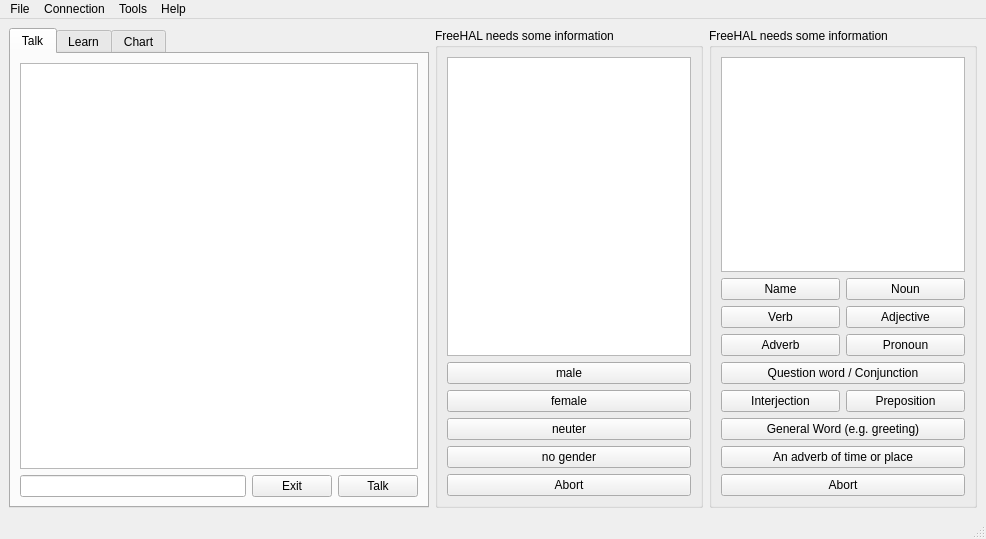
Before: the Qt Designer form hal2009/gui-qt/ui/freehal.ui in leuchtraketen/freehal_main, drawn with Qt 5.
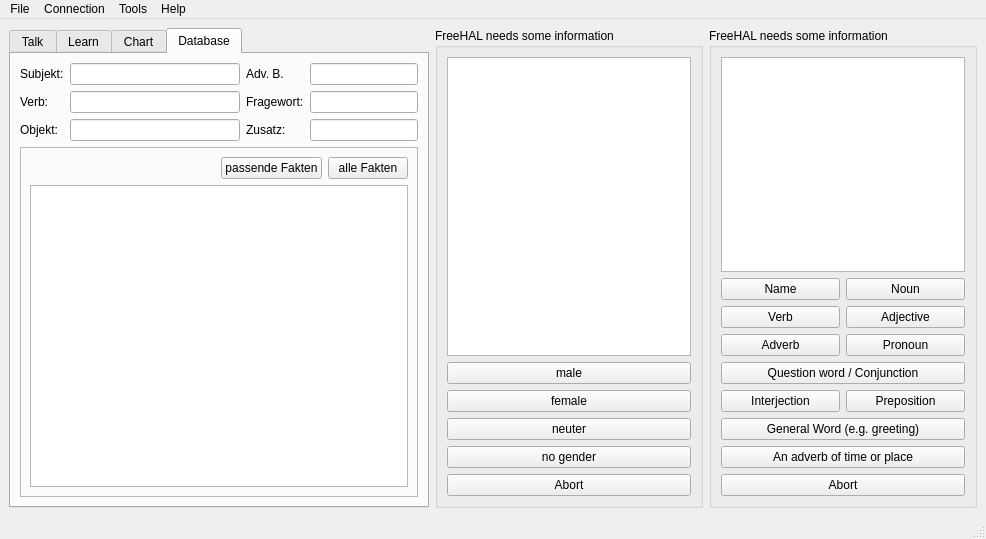
After: the same form once the commit is applied. The open tabs and pages were chosen to show the change. Icons and pictures are not drawn.

```diff
--- a/hal2009/gui-qt/ui/freehal.ui
+++ b/hal2009/gui-qt/ui/freehal.ui
@@ -524,6 +524,142 @@
         </item>
        </layout>
       </widget>
+      <widget class="QWidget" name="Database">
+       <attribute name="title">
+        <string>Database</string>
+       </attribute>
+       <layout class="QGridLayout" name="gridLayout_7">
+        <item row="0" column="0">
+         <widget class="QLabel" name="label_14">
+          <property name="text">
+           <string>Subjekt:</string>
+          </property>
+         </widget>
+        </item>
+        <item row="0" column="1">
+         <widget class="QLineEdit" name="subject"/>
+        </item>
+        <item row="0" column="2">
+         <widget class="QLabel" name="label_12">
+          <property name="text">
+           <string>Adv. B.</string>
+          </property>
+         </widget>
+        </item>
+        <item row="0" column="3">
+         <widget class="QLineEdit" name="adverbs">
+          <property name="sizePolicy">
+           <sizepolicy hsizetype="Fixed" vsizetype="Fixed">
+            <horstretch>0</horstretch>
+            <verstretch>0</verstretch>
+           </sizepolicy>
+          </property>
+         </widget>
+        </item>
+        <item row="1" column="0">
+         <widget class="QLabel" name="label_15">
+          <property name="text">
+           <string>Verb:</string>
+          </property>
+         </widget>
+        </item>
+        <item row="1" column="1">
+         <widget class="QLineEdit" name="verb"/>
+        </item>
+        <item row="1" column="2">
+         <widget class="QLabel" name="label_11">
+          <property name="text">
+           <string>Fragewort:</string>
+          </property>
+         </widget>
+        </item>
+        <item row="1" column="3">
+         <widget class="QLineEdit" name="questionword">
+          <property name="sizePolicy">
+           <sizepolicy hsizetype="Fixed" vsizetype="Fixed">
+            <horstretch>0</horstretch>
+            <verstretch>0</verstretch>
+           </sizepolicy>
+          </property>
+         </widget>
+        </item>
+        <item row="2" column="0">
+         <widget class="QLabel" name="label_13">
+          <property name="text">
+           <string>Objekt:</string>
+          </property>
+         </widget>
+        </item>
+        <item row="2" column="1">
+         <widget class="QLineEdit" name="object"/>
+        </item>
+        <item row="2" column="2">
+         <widget class="QLabel" name="label_16">
+          <property name="text">
+           <string>Zusatz:</string>
+          </property>
+         </widget>
+        </item>
+        <item row="2" column="3">
+         <widget class="QLineEdit" name="extra">
+          <property name="sizePolicy">
+           <sizepolicy hsizetype="Fixed" vsizetype="Fixed">
+            <horstretch>0</horstretch>
+            <verstretch>0</verstretch>
+           </sizepolicy>
+          </property>
+         </widget>
+        </item>
+        <item row="3" column="0" colspan="4">
+         <widget class="QFrame" name="frame">
+          <property name="frameShape">
+           <enum>QFrame::StyledPanel</enum>
+          </property>
+          <property name="frameShadow">
+           <enum>QFrame::Plain</enum>
+          </property>
+          <layout class="QGridLayout" name="gridLayout_5">
+           <item row="0" column="0">
+            <spacer name="horizontalSpacer">
+             <property name="orientation">
+              <enum>Qt::Horizontal</enum>
+             </property>
+             <property name="sizeHint" stdset="0">
+              <size>
+               <width>166</width>
+               <height>20</height>
+              </size>
+             </property>
+            </spacer>
+           </item>
+           <item row="0" column="1">
+            <widget class="QPushButton" name="matchingfacts">
+             <property name="text">
+              <string>passende Fakten</string>
+             </property>
+            </widget>
+           </item>
+           <item row="0" column="2">
+            <widget class="QPushButton" name="allfacts">
+             <property name="sizePolicy">
+              <sizepolicy hsizetype="Preferred" vsizetype="Fixed">
+               <horstretch>0</horstretch>
+               <verstretch>0</verstretch>
+              </sizepolicy>
+             </property>
+             <property name="text">
+              <string>alle Fakten</string>
+             </property>
+            </widget>
+           </item>
+           <item row="1" column="0" colspan="3">
+            <widget class="QTableView" name="tableView"/>
+           </item>
+          </layout>
+         </widget>
+        </item>
+       </layout>
+      </widget>
      </widget>
     </item>
    </layout>
```
